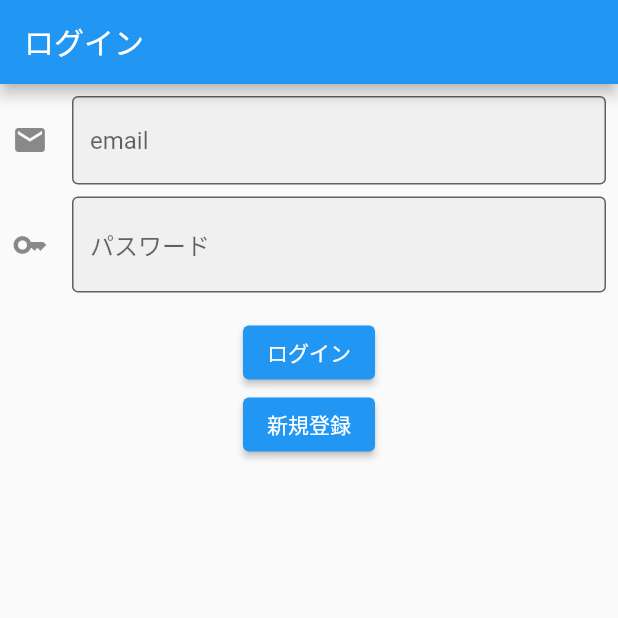
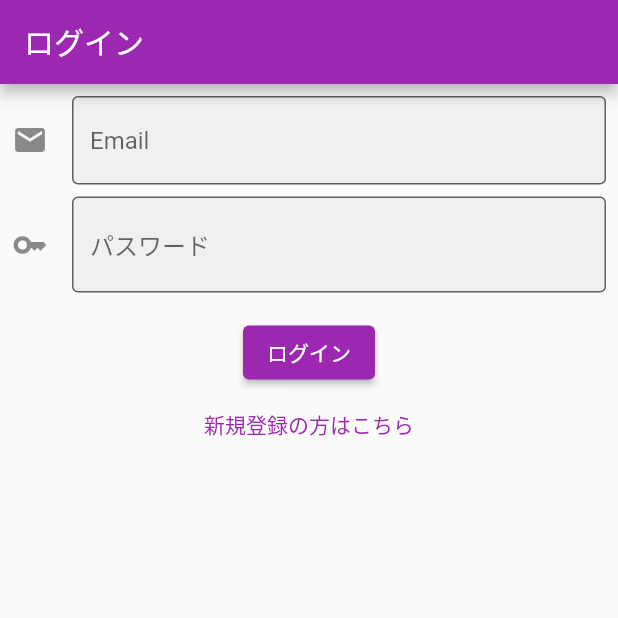
Before and after one commit to aquaman1182/ShiftList, a Flutter app: the screen it shows after launch, on a phone screen of 412 x 824 dp, the top half of it. Run offline on Flutter 3.47's test engine with Material 2 defaults, Android fonts, the phone set to English and light mode, and no system bars; our stand-ins replace firebase_auth, firebase_core, freezed_annotation, go_router, table_calendar; accounts and stored records are empty.

Commit message:
ログイン　シフトカレンダー雛形

```diff
--- a/lib/main.dart
+++ b/lib/main.dart
@@ -3,15 +3,16 @@ import 'package:flutter/material.dart';
 import 'package:go_router/go_router.dart';
 import 'package:provider/provider.dart';
 import 'package:shift_app/firebase_options.dart';
-import 'router/router.dart';
+import 'package:shift_app/router/router.dart';
 import 'di/provider.dart';
 
-  void main() async{
+
+void main() async {
   WidgetsFlutterBinding.ensureInitialized();
   await Firebase.initializeApp(
     options: DefaultFirebaseOptions.currentPlatform,
   );
-    final goRouter = createGoRouter();
+  final goRouter = createGoRouter(); // 追加: goRouterを作成
   runApp(
     MultiProvider(
       providers: globalProviders,
@@ -21,17 +22,22 @@ import 'di/provider.dart';
 }
 
 class MyApp extends StatelessWidget {
-    final GoRouter goRouter;
+  final GoRouter goRouter; // 追加: goRouterのフィールド
 
-    MyApp({required this.goRouter});
+  MyApp({required this.goRouter}); // 追加: goRouterをコンストラクタで受け取る
 
+  @override
   Widget build(BuildContext context) {
     return MaterialApp.router(
+      title: 'シフト表',
+      theme: ThemeData(
+        primarySwatch: Colors.purple,
+      ),
+      //下記を追加すると動いた
       routeInformationProvider: goRouter.routeInformationProvider,
       routeInformationParser: goRouter.routeInformationParser,
       routerDelegate: goRouter.routerDelegate,
       debugShowCheckedModeBanner: false,
     );
   }
-
 }
--- a/lib/models/repositories/login_repository.dart
+++ b/lib/models/repositories/login_repository.dart
@@ -1,13 +1,20 @@
-import 'package:shift_app/data_models/user_data/user.dart';
 import 'package:shift_app/models/db/database_manager.dart';
 
-class LoginRepository {
+class AuthService {
   final DatabaseManager databaseManager;
 
-  LoginRepository({required DatabaseManager databaseManager})
+  AuthService({required DatabaseManager databaseManager})
       : databaseManager = databaseManager;
 
-  Future<String?> login(UserClassData user, String password) async {
-    return await databaseManager.login(user, password);
+  Future<String?> signUp(String email, String password) async {
+    return await databaseManager.signUp(email, password);
+  }
+
+  Future<String?> signIn(String user, String password) async {
+    return await databaseManager.signIn(user, password);
+  }
+
+  Future<void> signOut() async {
+    await databaseManager.signOut();
   }
 }
--- a/lib/view_models/login_view_model.dart
+++ b/lib/view_models/login_view_model.dart
@@ -1,12 +1,11 @@
 import 'package:flutter/material.dart';
-import 'package:shift_app/data_models/user_data/user.dart';
 import 'package:shift_app/models/repositories/login_repository.dart';
 
-class LoginViewModel extends ChangeNotifier {
-  final LoginRepository loginRepository;
+class AuthViewModel extends ChangeNotifier {
+  final AuthService _authService;
 
-  LoginViewModel({required LoginRepository loginRepository})
-      : loginRepository = loginRepository;
+  AuthViewModel({required AuthService authService})
+      : _authService = authService;
 
   bool isLoading = false;
 
@@ -20,11 +19,10 @@ class LoginViewModel extends ChangeNotifier {
     notifyListeners();
   }
 
-  Future<String?> login(String email, String password) async {
+  Future<String?> signIn(String email, String password) async {
     startLoading();
     try {
-      final user = UserClassData(email: email, name: '', uid: '');
-      await loginRepository.login(user, password);
+      await _authService.signIn(email, password);
       endLoading();
       return null; // 認証成功時は null を返す
     } catch (e) {
@@ -32,4 +30,16 @@ class LoginViewModel extends ChangeNotifier {
       return e.toString(); // エラーが発生した場合はエラーメッセージを返す
     }
   }
+
+  Future<String?> signUp(String email, String pass) async {
+    startLoading();
+    try {
+      await _authService.signUp(email, pass);
+      return null;
+    } catch (e) {
+      return e.toString();
+    } finally {
+      endLoading();
+    }
+  }
 }
--- a/lib/views/auth/login_page.dart
+++ b/lib/views/auth/login_page.dart
@@ -3,20 +3,23 @@ import 'package:go_router/go_router.dart';
 import 'package:provider/provider.dart';
 import 'package:shift_app/view_models/login_view_model.dart';
 
-class LoginPage extends StatelessWidget {
+class LoginScreen extends StatelessWidget {
+  static const routeName = '/LoginPage';
 
   @override
   Widget build(BuildContext context) {
-    final LoginViewModel loginViewModel = context.read();
+    final AuthViewModel authViewModel = context.read();
     final emailController = TextEditingController();
     final passController = TextEditingController();
 
     return Scaffold(
       appBar: AppBar(
-        title: Text("ログイン"),
+        title: const Text('ログイン'),
       ),
       body: Center(
-        child: Padding(
+        child: Stack(
+          children: [
+            Padding(
               padding: const EdgeInsets.all(8.0),
               child: Column(
                 children: [
@@ -24,38 +27,42 @@ class LoginPage extends StatelessWidget {
                     controller: emailController,
                     decoration: const InputDecoration(
                       icon: Icon(Icons.email),
-                  border: OutlineInputBorder(),
-                  filled: true,
-                  hintText: "email",
+                      border: OutlineInputBorder(), // 外枠付きデザイン
+                      filled: true, // fillColorで指定した色で塗り潰し
+                      hintText: 'Email',
                     ),
                     validator: (value) {
-                  if(value!.isEmpty) {
-                    return "テキストを入力して下さい。";
+                      // _formKey.currentState.validate()でコールされる
+                      if (value!.isEmpty) {
+                        return 'Please enter some text'; // エラー表示のメッセージを返す
                       }
-                  return null;
+                      return null; // 問題ない場合はnullを返す
                     },
                     onSaved: (value) => () {
-                  print("$value");
+                      // this._formKey.currentState.save()でコールされる
+                      print('$value');
                     },
                   ),
                   const SizedBox(
-                height: 8.0,
+                    height: 8,
                   ),
                   TextFormField(
                     controller: passController,
                     decoration: const InputDecoration(
                       icon: Icon(Icons.key),
-                  border: OutlineInputBorder(),
-                  filled: true,
+                      border: OutlineInputBorder(), // 外枠付きデザイン
+                      filled: true, // fillColorで指定した色で塗り潰し
                       hintText: 'パスワード',
                     ),
                     validator: (value) {
+                      // _formKey.currentState.validate()でコールされる
                       if (value!.isEmpty) {
-                    return 'Please enter some text';
+                        return 'Please enter some text'; // エラー表示のメッセージを返す
                       }
-                  return null;
+                      return null; // 問題ない場合はnullを返す
                     },
                     onSaved: (value) => () {
+                      // this._formKey.currentState.save()でコールされる
                       print('$value');
                     },
                     obscureText: true,
@@ -64,33 +71,39 @@ class LoginPage extends StatelessWidget {
                     height: 16,
                   ),
                   ElevatedButton(
-                onPressed: () async{
-                  loginViewModel.startLoading();
+                    onPressed: () async {
+                      authViewModel.startLoading();
+                      // 追加の処理
                       try {
-                    await loginViewModel.login(
+                        await authViewModel.signIn(
                             emailController.text, passController.text);
-                      GoRouter.of(context).go('/shift_list');
+                        context.go('/shift_page');
                       } catch (e) {
-                      final snackBar = SnackBar(
-                        backgroundColor: Colors.red,
-                        content: Text(e.toString()),
-                      );
-                      ScaffoldMessenger.of(context).showSnackBar(snackBar);
+                        //TODO
                       } finally {
-                      loginViewModel.endLoading();
+                        authViewModel.endLoading();
                       }
-
                     },
-                child: const Text("ログイン")
+                    child: const Text('ログイン'),
                   ),
-              ElevatedButton(
+                  TextButton(
                     onPressed: () {
-                  context.go("/register");
+                      // 画面遷移
+                      context.go("/signup");
                     },
-                child: const Text("新規登録")
-              )
-            ]
+                    child: const Text('新規登録の方はこちら'),
                   ),
+                ],
+              ),
+            ),
+            if (authViewModel.isLoading)
+              Container(
+                color: Colors.black54,
+                child: const Center(
+                  child: CircularProgressIndicator(),
+                ),
+              ),
+          ],
         ),
       ),
     );
```
Also changed, not shown: lib/di/provider.dart (+12 -14 lines), lib/models/db/database_manager.dart (+13 -16 lines), lib/models/repositories/register_repository.dart (deleted, +0 -23 lines), lib/models/repositories/shift_repository.dart (added, +11 -0 lines), lib/router/router.dart (+13 -12 lines), lib/view_models/register_view_model.dart (deleted, +0 -37 lines), lib/view_models/shift_view_model.dart (added, +18 -0 lines), lib/views/auth/register_page.dart (deleted, +0 -97 lines), lib/views/auth/sign_up_screen.dart (added, +72 -0 lines), lib/views/shift/shift_list_page.dart (+9 -12 lines). Lines whose indentation alone changed are shown as unchanged.
